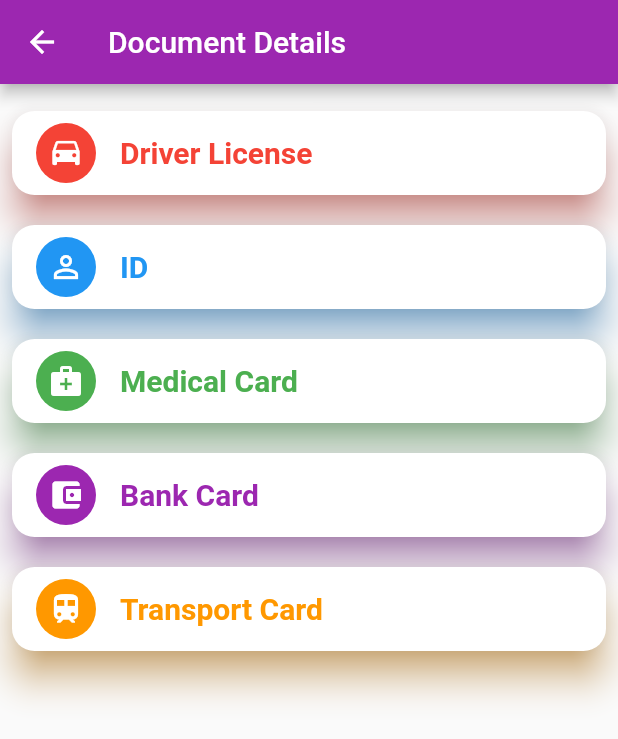
After one commit to ZedChen0034/Con-nected, a Flutter app: the DocumentDetail screen opened by its route, on a phone screen of 412 x 824 dp. The commit adds this screen. Shown: the top 739 px of the screen. Run offline on Flutter 3.47's test engine with Material 2 defaults, Android fonts, the phone set to English and light mode, and no system bars; our stand-ins replace sliding_up_panel, table_calendar, youtube_player_flutter.

Commit message:
driverLiense example

```diff
--- /dev/null
+++ b/lib/DocumentDetail.dart
@@ -0,0 +1,68 @@
+import 'package:con_nected/DriverLicenseInfo.dart';
+import 'package:flutter/material.dart';
+
+class DocumentDetail extends StatelessWidget {
+  final List<Map<String, dynamic>> items = [
+    {'title': 'Driver License', 'icon': Icons.drive_eta, 'color': Colors.red},
+    {'title': 'ID', 'icon': Icons.perm_identity, 'color': Colors.blue},
+    {'title': 'Medical Card', 'icon': Icons.medical_services, 'color': Colors.green},
+    {'title': 'Bank Card', 'icon': Icons.account_balance_wallet, 'color': Colors.purple},
+    {'title': 'Transport Card', 'icon': Icons.train, 'color': Colors.orange},
+  ];
+
+  @override
+  Widget build(BuildContext context) {
+    return Scaffold(
+      appBar: AppBar(
+        title: Text("Document Details"),
+        backgroundColor: Colors.purple,
+      ),
+      body: Padding(
+        padding: const EdgeInsets.all(8.0),
+        child: ListView.builder(
+          itemCount: items.length,
+          itemBuilder: (context, index) {
+            return _buildItem(context, items[index]);
+          },
+        ),
+      ),
+    );
+  }
+
+  Widget _buildItem(BuildContext context, Map<String, dynamic> item) {
+    return Card(
+      margin: const EdgeInsets.symmetric(vertical: 10),
+      shape: RoundedRectangleBorder(
+        borderRadius: BorderRadius.circular(15.0),
+      ),
+      elevation: 10,
+      shadowColor: item['color'],
+      child: InkWell(
+        onTap: () {
+          if (item['title'] == "Driver License") {
+            Navigator.push(
+              context,
+              MaterialPageRoute(builder: (context) => DriverLicenseInfo()),
+            );
+          } else {
+            print("${item['title']} tapped");
+          }
+        },
+        child: ListTile(
+          leading: CircleAvatar(
+            backgroundColor: item['color'],
+            child: Icon(item['icon'], color: Colors.white),
+          ),
+          title: Text(
+            item['title'],
+            style: TextStyle(
+              color: item['color'],
+              fontSize: 20,
+              fontWeight: FontWeight.bold,
+            ),
+          ),
+        ),
+      ),
+    );
+  }
+}
--- a/lib/help.dart
+++ b/lib/help.dart
@@ -1,5 +1,4 @@
 import 'package:flutter/material.dart';
-
 class Help extends StatefulWidget {
   @override
   _HelpState createState() => _HelpState();
@@ -57,7 +56,13 @@ class _HelpState extends State<Help> {
   }
 
   Widget _buildListItem(String title, [String? description]) {
-    return Card(
+    return GestureDetector(
+      onTap: () {
+        if (title == "Document") {
+          Navigator.pushNamed(context, '/documentDetail');
+        }
+      },
+      child: Card(
         margin: const EdgeInsets.only(bottom: 15),
         shape: RoundedRectangleBorder(
           borderRadius: BorderRadius.circular(10.0),
@@ -97,6 +102,8 @@ class _HelpState extends State<Help> {
             ],
           ),
         ),
+      ),
     );
+
   }
 }
--- a/lib/main.dart
+++ b/lib/main.dart
@@ -20,6 +20,7 @@ import 'package:intl/intl.dart';
 import 'from_event_to_main.dart';
 import 'help.dart';
 import 'chat.dart';
+import 'DocumentDetail.dart';
 
 void main() {
   runApp(const MyApp());
@@ -43,6 +44,8 @@ class MyApp extends StatelessWidget {
         '/detail': (context) => Detail(),
         '/help': (context) => Help(),
         '/chat': (context) => Chat(),
+        '/documentDetail': (context) => DocumentDetail(),
+
       },
     );
   }
--- a/pubspec.yaml
+++ b/pubspec.yaml
@@ -40,6 +40,7 @@ dependencies:
   intl: ^0.18.1
   sliding_up_panel: ^2.0.0+1
   flutter_staggered_grid_view: ^0.7.0
+  youtube_player_flutter: ^8.0.0
 
 dev_dependencies:
   flutter_test:
```
Also changed, not shown: lib/DriverLicenseInfo.dart (added, +88 -0 lines), pubspec.lock, 1 other file. Lines whose indentation alone changed are shown as unchanged.
